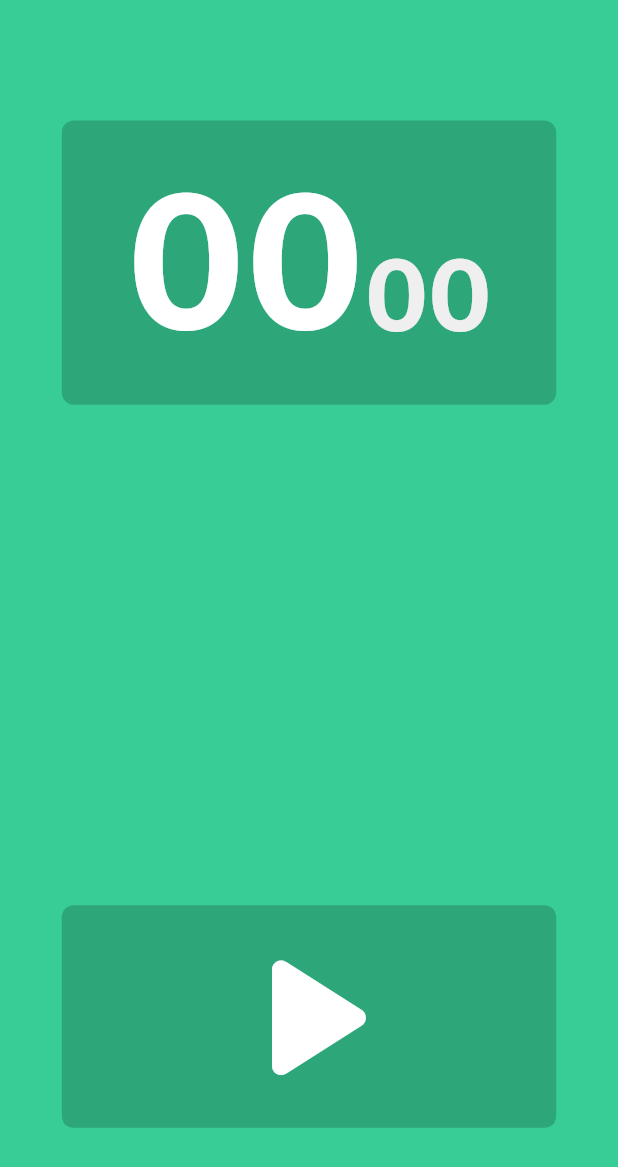
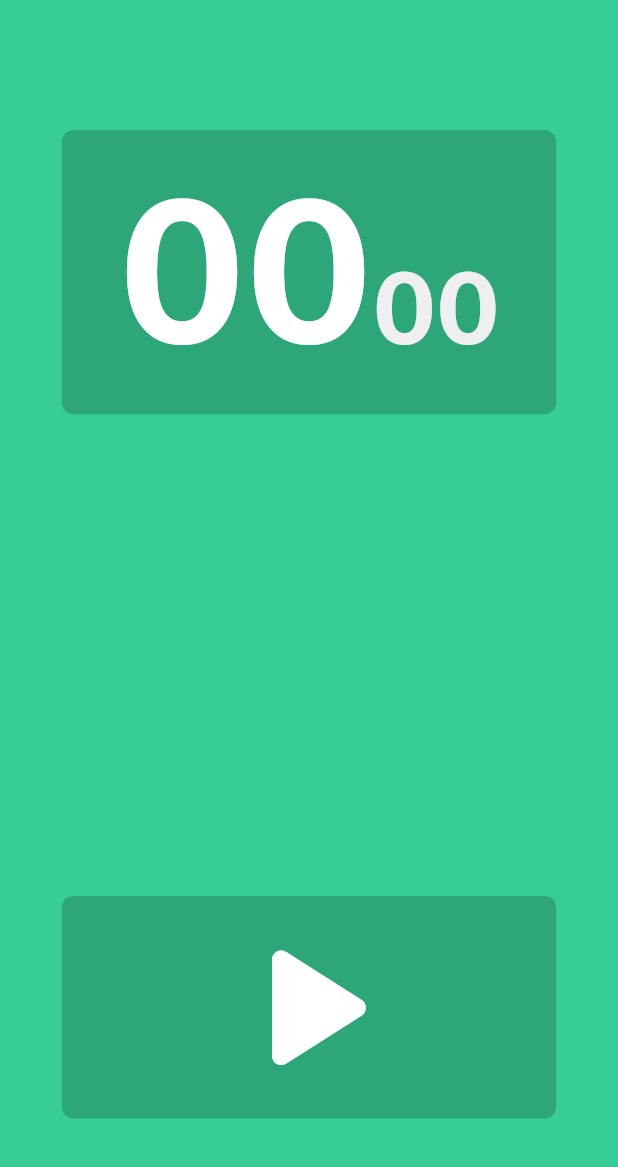
Before and after one commit to pr4nshul/Task-NeedMoreTime, a Flutter app: the screen it shows after launch, after a tap on the "play arrow" icon, on a phone screen of 412 x 824 dp. Shown: the top 1167 px of the screen. Run offline on Flutter 3.47's test engine with Material 2 defaults, Android fonts, the phone set to English and light mode, and no system bars; our stand-ins replace google_fonts; network calls fail.

Commit message:
one screen app

```diff
--- /dev/null
+++ b/lib/Time_overlay.dart
@@ -0,0 +1,387 @@
+import 'dart:async';
+import 'dart:convert';
+
+import 'package:flutter/cupertino.dart';
+import 'package:flutter/material.dart';
+import 'package:http/http.dart' as http;
+
+class TimeOverlay extends StatefulWidget {
+  @override
+  _TimeOverlayState createState() => _TimeOverlayState();
+}
+
+class _TimeOverlayState extends State<TimeOverlay> {
+  int seconds = 0;
+  int milliseconds = 0;
+  int current;
+  int initial;
+  bool fetch = false;
+  bool change = false;
+  Timer _timer;
+  List<int> _elapsed = []; //to store the lap time
+  List<int> _total = []; //to store the total elapsed time
+  Color greyish = Color(0xffefefef);
+
+  void startTimer() {
+    //timer function
+    _timer = Timer.periodic(Duration(milliseconds: 10), (timer) {
+      if (mounted) {
+        setState(() {
+          if (current > 0) {
+            current -= 10;
+            seconds = current ~/ 1000;
+            milliseconds = (current % 1000) ~/ 10;
+          } else {
+            current = 0;
+            timer.cancel();
+            stopTimer();
+          }
+        });
+      }
+    });
+  }
+
+  @override
+  Widget build(BuildContext context) {
+    final width = MediaQuery.of(context).size.width;
+    final height = MediaQuery.of(context).size.height;
+    return Scaffold(
+      backgroundColor: Theme.of(context).primaryColor,
+      body: Center(
+        child: Column(
+          mainAxisAlignment: MainAxisAlignment.center,
+          children: [
+            countDown(height, width), //counter widget
+            Container(
+              //to display lap time & elapsed titles
+              decoration: BoxDecoration(
+                  color: change? Theme.of(context).accentColor: Theme.of(context).primaryColor,
+                  border: Border.all(color: change?Theme.of(context).accentColor:Theme.of(context).primaryColor),
+                  borderRadius: BorderRadius.all(Radius.circular(8))),
+              padding: EdgeInsets.all(3),
+              width: width * 0.80,
+              child: change
+                  ? lte(height, width, "LAP", "TIME", "ELAPSED", Colors.white)
+                  : null,
+            ),
+            Container(
+              // to display the time laps
+              decoration: BoxDecoration(
+                  color: change?Theme.of(context).accentColor:Theme.of(context).primaryColor,
+                  border: Border.all(
+                      color: change?Theme.of(context).accentColor:Theme.of(context).primaryColor, width: 0),
+                  borderRadius: BorderRadius.all(Radius.circular(8))),
+              width: width * 0.80,
+              height: height * 0.35,
+              margin: EdgeInsets.fromLTRB(0, height * 0.01, 0, height * 0.01),
+              child: change
+                  ? ListView.builder(
+                      itemBuilder: (BuildContext context, int index) {
+                        return Column(
+                          mainAxisAlignment: MainAxisAlignment.start,
+                          children: [
+                            lte(
+                                height,
+                                width,
+                                (index + 1).toString(),
+                                convertTime(_elapsed[index]),
+                                convertTime(_total[index]),
+                                greyish),
+                            Divider(
+                              color: greyish,
+                              thickness: height * 0.002,
+                            ),
+                          ],
+                        );
+                      },
+                      itemCount: _elapsed.length,
+                    )
+                  : null,
+            ),
+            change
+                ? Container(
+                    width: width * 0.80,
+                    child: Row(
+                      mainAxisAlignment: MainAxisAlignment.start,
+                      children: [
+                        button(context, height, width, Icons.stop, height,
+                            () async {
+                          //on pressed function for stop button
+                          setState(() {
+                            if (current > 0) {
+                              _timer.cancel();
+                            }
+                          });
+                          stopTimer();
+                        }),
+                        SizedBox(
+                          width: width * 0.02,
+                        ),
+                        button(
+                            context, height, width, Icons.circle, height * 0.60,
+                            () {
+                          //on pressed function for lap button
+                          if (mounted) {
+                            setState(() {
+                              _total.add(initial - current);
+                              if (_elapsed.length == 0) {
+                                _elapsed.add(initial - current);
+                              } else {
+                                _elapsed.add(_total[_total.length - 1] -
+                                    _total[_total.length - 2]);
+                              }
+                              //print(_total);
+                              //print(_elapsed);
+                            });
+                          }
+                        }),
+                      ],
+                    ),
+                  )
+                : playAndLoad(width,height),
+          ],
+        ),
+      ),
+    );
+  }
+
+  Container countDown(double height, double width) {
+    return Container(
+      decoration: BoxDecoration(
+          color: Theme.of(context).accentColor,
+          border: Border.all(color: Theme.of(context).accentColor),
+          borderRadius: BorderRadius.all(Radius.circular(8))),
+      width: width * 0.80,
+      margin: EdgeInsets.fromLTRB(0, height * 0.01, 0, height * 0.01),
+      height: height * 0.23,
+      child: Center(
+        child: Row(
+          mainAxisAlignment: MainAxisAlignment.center,
+          crossAxisAlignment: CrossAxisAlignment.baseline,
+          textBaseline: TextBaseline.alphabetic,
+          children: [
+            Text(
+              seconds.toString().padLeft(2, '0'),
+              style: TextStyle(
+                  color: Colors.white,
+                  fontWeight: FontWeight.bold,
+                  fontSize: height * 0.16),
+            ),
+            Text(
+              milliseconds.toString().padLeft(2, '0'),
+              style: TextStyle(
+                  color: greyish,
+                  fontWeight: FontWeight.bold,
+                  fontSize: height * 0.08),
+            ),
+          ],
+        ),
+      ),
+    );
+  }
+
+  Row lte(double height, double width, String lap, String time, String elapsed,
+      Color color) {
+    //l: lap, t:time , e:elapsed
+    return Row(
+      mainAxisAlignment: MainAxisAlignment.center,
+      children: [
+        Expanded(
+          flex: 3,
+          child: Center(
+            child: Text(
+              lap,
+              style: TextStyle(
+                  color: color,
+                  fontSize: height * 0.022,
+                  fontWeight: FontWeight.bold),
+            ),
+          ),
+        ),
+        Expanded(
+          flex: 2,
+          child: SizedBox(
+            width: width * 0.018,
+          ),
+        ),
+        Expanded(
+          flex: 4,
+          child: Center(
+            child: Text(
+              time,
+              style: TextStyle(
+                color: color,
+                fontSize: height * 0.022,
+                fontWeight: FontWeight.bold,
+              ),
+            ),
+          ),
+        ),
+        Expanded(
+          flex: 4,
+          child: Center(
+            child: Text(
+              elapsed,
+              style: TextStyle(
+                color: color,
+                fontSize: height * 0.022,
+                fontWeight: FontWeight.bold,
+              ),
+            ),
+          ),
+        )
+      ],
+    );
+  }
+
+  Center button(BuildContext context, double height, double width,
+      IconData shape, double iconSize, Function func) {
+    return Center(
+      child: Container(
+        decoration: BoxDecoration(
+            color: Theme.of(context).accentColor,
+            border: Border.all(color: Theme.of(context).accentColor),
+            borderRadius: BorderRadius.all(Radius.circular(8))),
+        height: height * 0.18,
+        width: width * 0.39,
+        child: Center(
+          child: ElevatedButton(
+            style: ElevatedButton.styleFrom(
+              primary: Theme.of(context).accentColor,
+              elevation: 0,
+            ),
+            onPressed: func,
+            child: Center(
+                child: Icon(
+              shape,
+              color: Colors.white,
+              size: iconSize * 0.18,
+            )),
+          ),
+        ),
+      ),
+    );
+  }
+
+  Container playAndLoad(double width,double height){
+    return Container(
+      width: width * 0.80,
+      height: height * 0.18,
+      decoration: BoxDecoration(
+        color: Theme.of(context).accentColor,
+        border: Border.all(color: Theme.of(context).accentColor),
+        borderRadius: BorderRadius.all(
+          Radius.circular(8),
+        ),
+      ),
+      child: ElevatedButton(
+        style: ElevatedButton.styleFrom(
+          primary: Theme.of(context).accentColor,
+          elevation: 0,
+        ),
+        child: fetch //checking whether the query has been called or not
+            ? Icon(
+                Icons.more_horiz_sharp, //if yes then loading three dots
+                size: height * 0.1,
+              )
+            : Center(
+                child: Icon(
+                //else the play button
+                Icons.play_arrow_rounded,
+                size: height * 0.18,
+              )),
+        onPressed: () async {
+          //created a function onPressed here itself as it is relatively a small application
+          if (mounted) {
+            print("entered");
+            setState(() {
+              fetch = true;
+
+            });
+          }
+          final counter = await getTime();
+          if (counter != 0) {
+            setState(() {
+              current = counter;
+              initial = counter;
+              seconds = counter ~/ 1000;
+              milliseconds = (counter % 1000) ~/ 10;
+              startTimer();
+              change = true;
+            });
+          } else {
+            setState(() {
+              fetch = false;
+            });
+          }
+        },
+      ),
+    );
+  }
+
+  String convertTime(int time) {
+    // a function to convert the int to 00:00 format
+    int secondsStr = time ~/ 1000;
+    int millisecondsStr = (time % 1000) ~/ 10;
+    String str = secondsStr.toString().padLeft(2, '0');
+    str = str + ":";
+    str = str + millisecondsStr.toString().padLeft(2, '0');
+    return str;
+  }
+
+  void stopTimer() {
+    postTime().then((_) {
+      setState(() {
+        change=false;
+        seconds=0;
+        milliseconds=0;
+        _elapsed.clear();
+        _total.clear();
+        fetch=false;
+
+      });
+    });
+  }
+  Future<int> getTime() async {
+    //function to get query
+    final url = Uri.parse("https://cricinshots.com/sde/moretimeplease.php");
+    try {
+      final response = await http.get(url);
+      print('Status:${response.statusCode}');
+      final body = jsonDecode(response.body);
+      print(body['time']);
+      return body['time'];
+    } catch (e) {
+      print(e.toString());
+    }
+    return 0;
+  }
+  Future<void> postTime() async {
+    // async function for the post query
+    final url = Uri.parse("https://cricinshots.com/sde/takeyourtime.php");
+    List<Map<String, int>> laps = [];
+    for (int i = 0; i < _elapsed.length; i++) {
+      laps.add({"id": (i + 1), "time": _elapsed[i], "elapsed": _total[i]});
+    }
+    final json = jsonEncode({
+      "time": initial,
+      "laps": laps,
+      "remaining": current,
+      "repo": "https://github.com/pr4nshul/Task-NeedMoreTime"
+    });
+    print(json);
+    try {
+      final response = await http.post(url,
+          body: jsonEncode({
+            "time": initial,
+            "laps": laps,
+            "remaining": current,
+            "repo": "https://github.com/pr4nshul/Task-NeedMoreTime"
+          }));
+      print('Status:${response.statusCode}');
+      print(response.body);
+    } catch (e) {
+      print(e.toString());
+    }
+  }
+}
--- a/lib/main.dart
+++ b/lib/main.dart
@@ -1,8 +1,8 @@
 import 'package:flutter/material.dart';
 import 'package:flutter/services.dart';
 import 'package:google_fonts/google_fonts.dart';
-import 'package:need_more_time/dynamic_overlay.dart';
-import 'package:need_more_time/static_overlay.dart';
+import 'package:need_more_time/Time_overlay.dart';
+
 
 void main() {
   runApp(MyApp());
@@ -31,6 +31,6 @@ class Home extends StatelessWidget {
 
   @override
   Widget build(BuildContext context) {
-    return StaticTimeOverlay();
+    return TimeOverlay();
   }
 }
```
